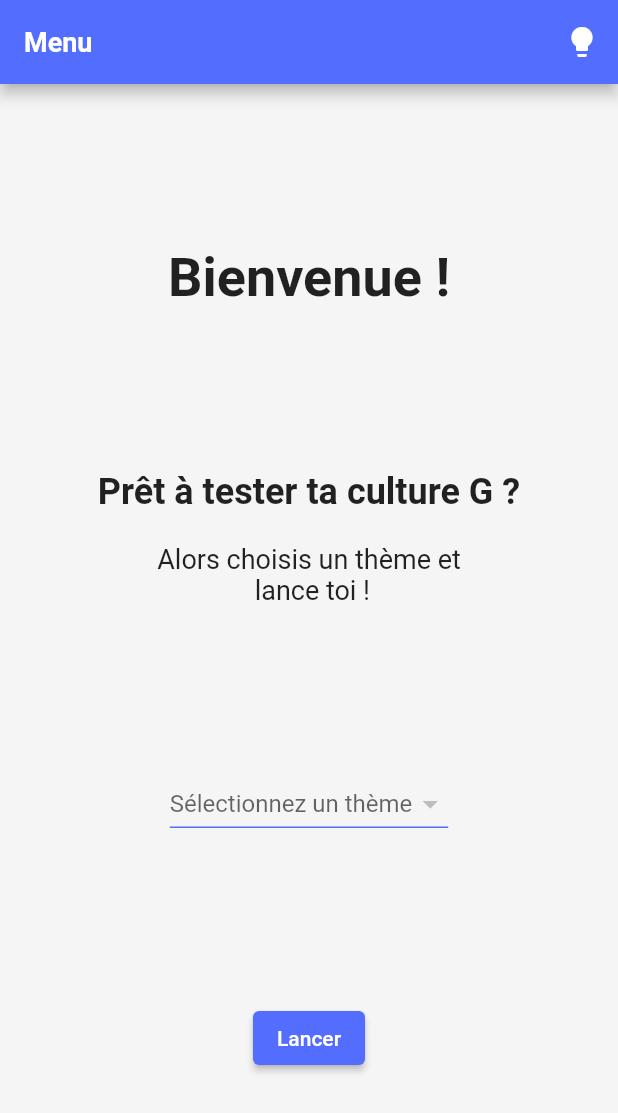
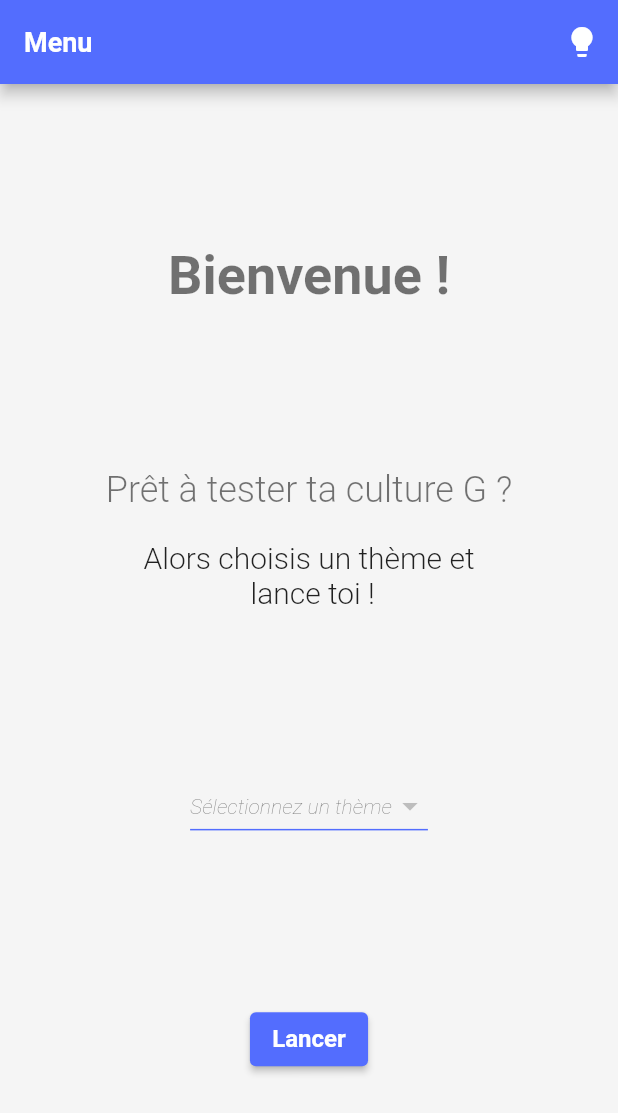
Before and after one commit to DocAmaroo/QuizzApp, a Flutter app: the screen it shows after launch, on a phone screen of 412 x 824 dp. Shown: the top 1113 px of the screen. Run offline on Flutter 3.47's test engine with Material 2 defaults, Android fonts, the phone set to English and light mode, and no system bars; our stand-ins replace bloc, cloud_firestore, firebase_core, flutter_bloc; accounts and stored records are empty.

Commit message:
✨feat: improve theme usage on fonts

```diff
--- a/lib/presentations/screens/home_page.dart
+++ b/lib/presentations/screens/home_page.dart
@@ -32,28 +32,27 @@ class _HomePageState extends State<HomePage> {
             mainAxisAlignment: MainAxisAlignment.spaceEvenly,
             crossAxisAlignment: CrossAxisAlignment.center,
             children: [
-              const Text('Bienvenue !',
+              Text('Bienvenue !',
                   textAlign: TextAlign.center,
-                  style: TextStyle(fontSize: 36, fontWeight: FontWeight.bold)),
+                  style: Theme.of(context).textTheme.headline1),
               Wrap(
                   runSpacing: 20,
                   alignment: WrapAlignment.center,
-                  children: const <Widget>[
+                  children: <Widget>[
                     Text('Prêt à tester ta culture G ?',
                         textAlign: TextAlign.center,
-                        style: TextStyle(
-                            fontSize: 24, fontWeight: FontWeight.w700)),
+                        style: Theme.of(context).textTheme.headline4),
                     Text('Alors choisis un thème et \n lance toi !',
                         textAlign: TextAlign.center,
-                        style: TextStyle(
-                            fontSize: 18, fontWeight: FontWeight.w400)),
+                        style: Theme.of(context).textTheme.headline5),
                   ]),
               StreamBuilder<QuerySnapshot>(
                 stream: _quizzServices.questionSnapshots,
                 builder: (BuildContext context,
                     AsyncSnapshot<QuerySnapshot> snapshot) {
                   if (snapshot.hasError) {
-                    return const Text('Unable de fetch data!');
+                    return Text('Unable de fetch data!',
+                        style: Theme.of(context).textTheme.headline2);
                   }
 
                   if (snapshot.connectionState == ConnectionState.waiting) {
@@ -63,7 +62,8 @@ class _HomePageState extends State<HomePage> {
                   }
                   if (!snapshot.hasData &&
                       snapshot.connectionState == ConnectionState.done) {
-                    return const Text('No theme!');
+                    return Text('No theme!',
+                        style: Theme.of(context).textTheme.headline2);
                   } else {
                     List allThemes = snapshot.data!.docs
                         .map((data) => data['theme'])
@@ -107,7 +107,8 @@ class _HomePageState extends State<HomePage> {
                       Navigator.pushNamed(context, '/quizz');
                     }
                   },
-                  child: const Text("Lancer"),
+                  child:
+                      Text("Lancer", style: Theme.of(context).textTheme.button),
                   style: ElevatedButton.styleFrom(
                       primary: Theme.of(context).primaryColor,
                       onPrimary: AppColors.textLight))
--- a/lib/utils/theme/app_theme_dark.dart
+++ b/lib/utils/theme/app_theme_dark.dart
@@ -1,4 +1,6 @@
 import 'package:flutter/material.dart';
+import 'package:flutter/painting.dart';
+import 'package:flutter/rendering.dart';
 import 'package:flutter/services.dart';
 import 'package:quizz/utils/app_colors.dart';
 
@@ -10,6 +12,46 @@ class AppDarkTheme {
       secondaryHeaderColor: AppColors.secondaryColor,
       primarySwatch: Colors.grey,
       appBarTheme: _darkAppBarTheme(),
+      textTheme: TextTheme(
+          bodyText1: const TextStyle(fontSize: 12),
+          bodyText2: const TextStyle(fontSize: 11),
+          headline1: TextStyle(
+              color: AppColors.textLight,
+              fontSize: 36,
+              fontWeight: FontWeight.bold),
+          headline2: TextStyle(
+              color: AppColors.textLight,
+              fontSize: 32,
+              fontWeight: FontWeight.w700),
+          headline3: TextStyle(
+              color: AppColors.textLight,
+              fontSize: 28,
+              fontWeight: FontWeight.w500),
+          headline4: TextStyle(
+              color: AppColors.textLightGrey,
+              fontSize: 24,
+              fontWeight: FontWeight.w300),
+          headline5: TextStyle(
+              color: AppColors.textLightGrey,
+              fontSize: 20,
+              fontWeight: FontWeight.w300),
+          headline6: TextStyle(
+              color: AppColors.textLightGrey,
+              fontSize: 16,
+              fontWeight: FontWeight.w300),
+          subtitle1: const TextStyle(
+              fontSize: 14,
+              fontWeight: FontWeight.w200,
+              fontStyle: FontStyle.italic),
+          subtitle2: const TextStyle(
+              fontSize: 12,
+              fontWeight: FontWeight.w100,
+              fontStyle: FontStyle.italic),
+          caption: const TextStyle(fontSize: 11, fontWeight: FontWeight.w200),
+          button: TextStyle(
+              color: AppColors.textLight,
+              fontSize: 16,
+              fontWeight: FontWeight.w600)),
       inputDecorationTheme: InputDecorationTheme(
         floatingLabelStyle: TextStyle(color: AppColors.secondaryColor),
         hintStyle: TextStyle(color: AppColors.textGrey),
--- a/lib/utils/theme/app_theme_light.dart
+++ b/lib/utils/theme/app_theme_light.dart
@@ -14,6 +14,28 @@ class AppLightTheme {
         hintStyle: TextStyle(color: AppColors.textGrey),
         labelStyle: TextStyle(color: AppColors.textBlack),
       ),
+      textTheme: TextTheme(
+          bodyText1: const TextStyle(fontSize: 12),
+          bodyText2: const TextStyle(fontSize: 11),
+          headline1: const TextStyle(fontSize: 36, fontWeight: FontWeight.bold),
+          headline2: const TextStyle(fontSize: 32, fontWeight: FontWeight.w700),
+          headline3: const TextStyle(fontSize: 28, fontWeight: FontWeight.w500),
+          headline4: const TextStyle(fontSize: 24, fontWeight: FontWeight.w300),
+          headline5: const TextStyle(fontSize: 20, fontWeight: FontWeight.w300),
+          headline6: const TextStyle(fontSize: 16, fontWeight: FontWeight.w300),
+          subtitle1: const TextStyle(
+              fontSize: 14,
+              fontWeight: FontWeight.w200,
+              fontStyle: FontStyle.italic),
+          subtitle2: const TextStyle(
+              fontSize: 12,
+              fontWeight: FontWeight.w100,
+              fontStyle: FontStyle.italic),
+          caption: const TextStyle(fontSize: 11, fontWeight: FontWeight.w200),
+          button: TextStyle(
+              color: AppColors.textLight,
+              fontSize: 16,
+              fontWeight: FontWeight.w600)),
       errorColor: AppColors.error,
       brightness: Brightness.light,
       iconTheme: ligthIconTheme,
```
Also changed, not shown: lib/presentations/screens/quizz_page.dart (+6 -6 lines), lib/presentations/widgets/quizz_actions.dart (+2 -10 lines), lib/presentations/widgets/quizz_body.dart (+5 -3 lines), lib/presentations/widgets/quizz_header.dart (+5 -7 lines).
